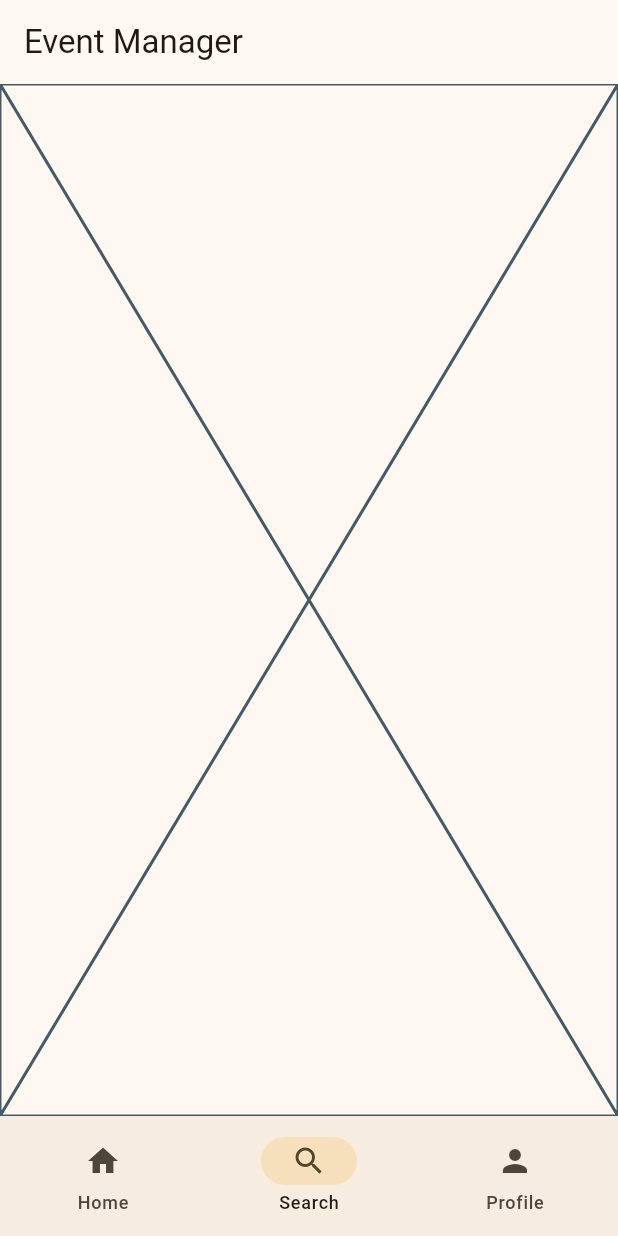
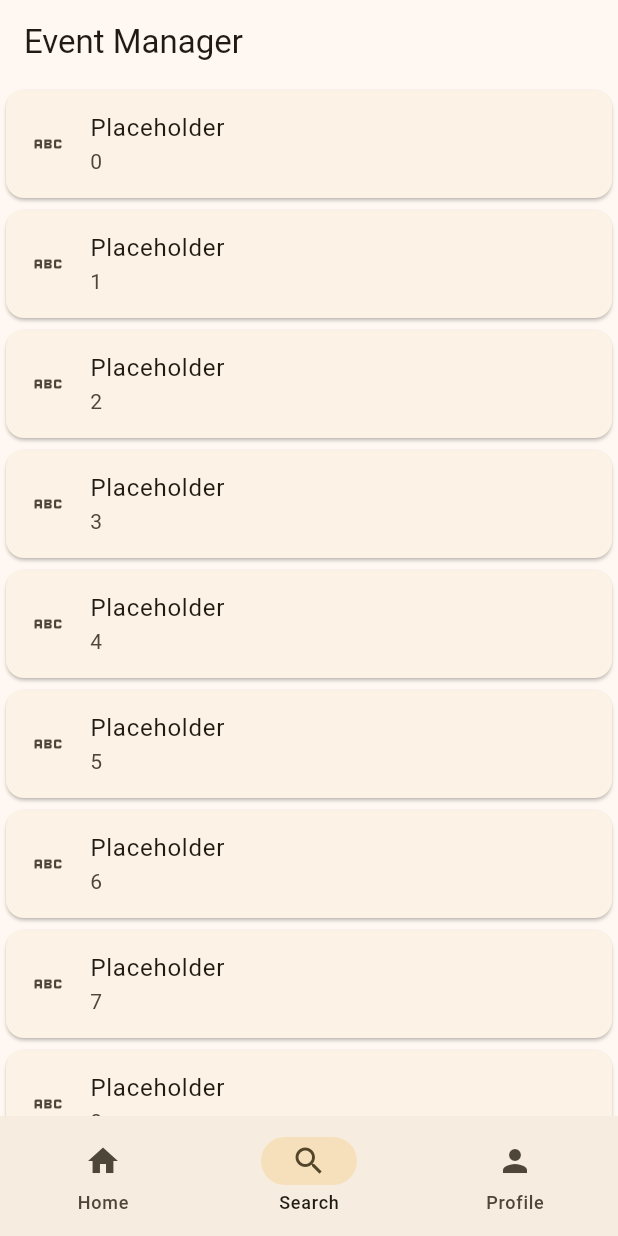
Before and after one commit to MTJakob/EventAppFrontend, a Flutter app: the screen it shows after launch, item 2 of the bottom bar chosen, on a phone screen of 412 x 824 dp. Run offline on Flutter 3.47's test engine with Material 3 defaults, Android fonts, the phone set to English and light mode, and no system bars; our stand-ins replace flutter_map, latlong2.

Commit message:
Refactored event lists

```diff
--- /dev/null
+++ b/lib/event_list.dart
@@ -0,0 +1,29 @@
+import 'package:flutter/material.dart';
+
+class EventList extends StatefulWidget {
+  const EventList({super.key});
+
+  @override
+  State<EventList> createState() => _EventListState();
+}
+
+class _EventListState extends State<EventList> {
+  //List events = [];
+
+  @override
+  Widget build(BuildContext context) {
+    return ListView.builder(
+              clipBehavior: Clip.none,
+              //itemCount: events.length,
+              itemBuilder: (_, index){
+              return Card(
+                child: ListTile(
+                  leading: const Icon(Icons.abc),
+                  title: const Text('Placeholder'),
+                  subtitle: Text('$index'),
+                  onTap: (){},
+                  ),
+              );
+              });
+  }
+}
--- a/lib/tabs/search_tab.dart
+++ b/lib/tabs/search_tab.dart
@@ -1,3 +1,4 @@
+import 'package:event_flutter_application/event_list.dart';
 import 'package:flutter/material.dart';
 
 class SearchTab extends StatefulWidget {
@@ -10,6 +11,6 @@ class SearchTab extends StatefulWidget {
 class _SearchTabState extends State<SearchTab> {
   @override
   Widget build(BuildContext context) {
-    return const Placeholder();
+    return const EventList();
   }
 }
```
Also changed, not shown: lib/tabs/home_tab.dart (+3 -13 lines).
